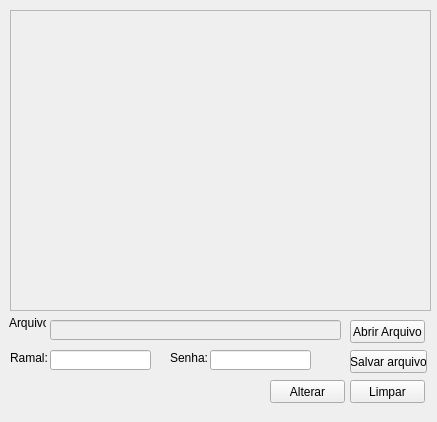
First picture: the form in src/tela/inicio.ui, repository matheusbat28/sistemaXml, before the edit.
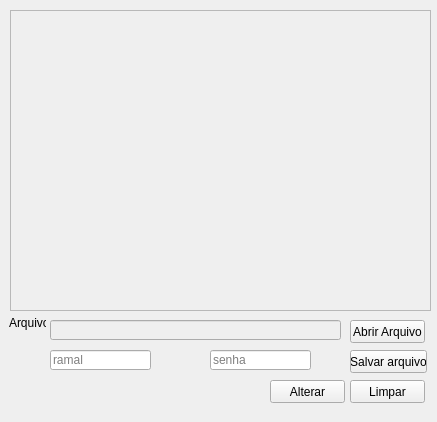
Second picture: the form after the edit. Icons and pictures are not drawn.

```diff
--- a/src/tela/inicio.ui
+++ b/src/tela/inicio.ui
@@ -134,32 +134,6 @@
      <string>Limpar</string>
     </property>
    </widget>
-   <widget class="QLabel" name="label_6">
-    <property name="geometry">
-     <rect>
-      <x>10</x>
-      <y>350</y>
-      <width>47</width>
-      <height>16</height>
-     </rect>
-    </property>
-    <property name="text">
-     <string>Ramal:</string>
-    </property>
-   </widget>
-   <widget class="QLabel" name="label_8">
-    <property name="geometry">
-     <rect>
-      <x>170</x>
-      <y>350</y>
-      <width>63</width>
-      <height>16</height>
-     </rect>
-    </property>
-    <property name="text">
-     <string>Senha:</string>
-    </property>
-   </widget>
    <widget class="QLineEdit" name="varRamal">
     <property name="geometry">
      <rect>
@@ -169,6 +143,18 @@
       <height>20</height>
      </rect>
     </property>
+    <property name="inputMethodHints">
+     <set>Qt::ImhPreferNumbers</set>
+    </property>
+    <property name="maxLength">
+     <number>50</number>
+    </property>
+    <property name="echoMode">
+     <enum>QLineEdit::Normal</enum>
+    </property>
+    <property name="placeholderText">
+     <string>ramal</string>
+    </property>
    </widget>
    <widget class="QLineEdit" name="varSenha">
     <property name="geometry">
@@ -179,6 +165,15 @@
       <height>20</height>
      </rect>
     </property>
+    <property name="maxLength">
+     <number>50</number>
+    </property>
+    <property name="echoMode">
+     <enum>QLineEdit::Password</enum>
+    </property>
+    <property name="placeholderText">
+     <string>senha</string>
+    </property>
    </widget>
   </widget>
  </widget>
```
